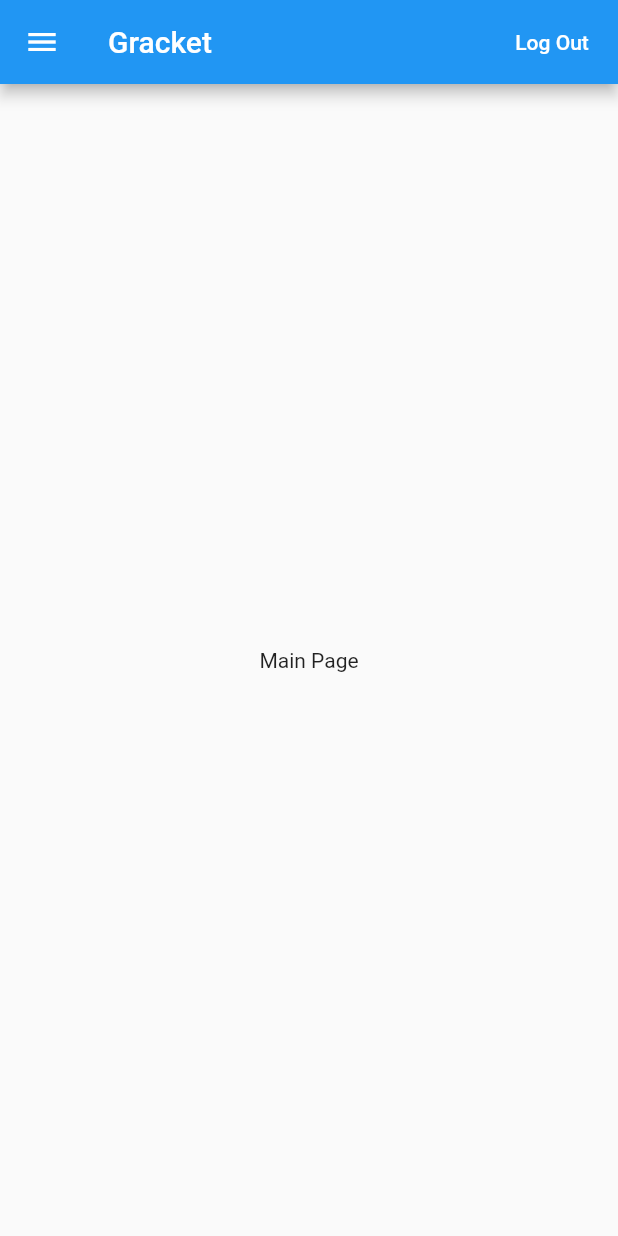
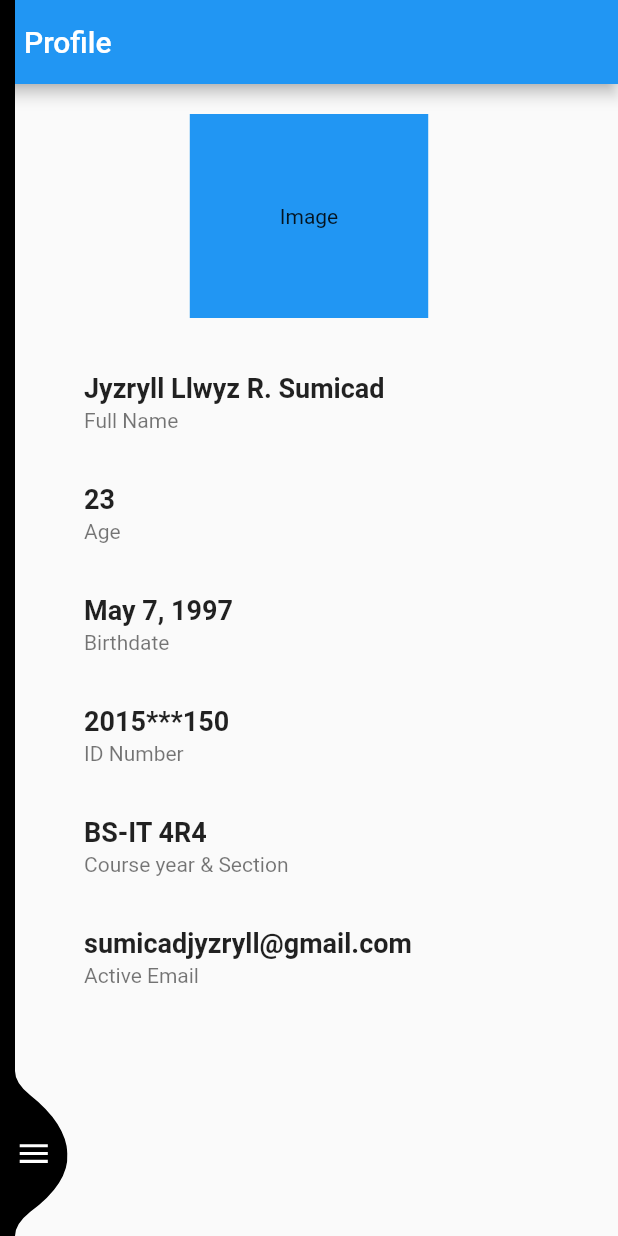
Before and after one commit to 2014102689/protoGracket, a Flutter app: the HomePage screen opened directly, on a phone screen of 412 x 824 dp. Run offline on Flutter 3.47's test engine with Material 2 defaults, Android fonts, the phone set to English and light mode, and no system bars; our stand-ins replace bloc, flutter_bloc, rxdart, shared_preferences; accounts and stored records are empty.

Commit message:
Added the design from Jyzryll

```diff
--- /dev/null
+++ b/lib/widgets/bloc.navigation_bloc/navigation_bloc.dart
@@ -0,0 +1,37 @@
+import 'package:bloc/bloc.dart';
+import '../pages/grades.dart';
+import '../pages/examschedule.dart';
+import '../pages/myprofile.dart';
+import '../pages/aboutgracket.dart';
+
+enum NavigationEvents {
+    MyGradesClickedEvent,
+    ExamScheduleClickedEvent,
+    MyProfileClickedEvent,
+    AboutgracketClickedEvent,
+}
+
+abstract class NavigationStates {}
+
+class NavigationBloc extends Bloc<NavigationEvents, NavigationStates>{
+    @override
+    NavigationStates get initialState => MyProfile();
+
+    @override
+    Stream<NavigationStates> mapEventToState(NavigationEvents event) async* {
+        switch (event) {
+            case NavigationEvents.MyGradesClickedEvent:
+                yield MyGrades();
+                break;
+            case NavigationEvents.ExamScheduleClickedEvent:
+                yield ExamSched();
+                break;
+            case NavigationEvents.MyProfileClickedEvent:
+                yield MyProfile();
+                break;
+            case NavigationEvents.AboutgracketClickedEvent:
+                yield Aboutgracket();
+                break;
+        }
+    }
+}
--- a/lib/widgets/home.dart
+++ b/lib/widgets/home.dart
@@ -1,6 +1,9 @@
 import 'package:flutter/material.dart';
 import 'package:protoGracket/widgets/login.dart';
 import 'package:shared_preferences/shared_preferences.dart';
+import 'package:flutter_bloc/flutter_bloc.dart';
+import 'bloc.navigation_bloc/navigation_bloc.dart';
+import 'sidebar/sidebar.dart';
 
 class HomePage extends StatefulWidget {
   @override
@@ -28,24 +31,19 @@ class _HomePageState extends State<HomePage> {
   @override
   Widget build(BuildContext context) {
     return Scaffold(
-      appBar: AppBar(
-        title: Text("Gracket", style: TextStyle(color: Colors.white)),
-        actions: <Widget>[
-          FlatButton(
-            onPressed: () {
-              sharedPreferences.clear();
-              sharedPreferences.commit();
-              Navigator.of(context).pushAndRemoveUntil(
-                  MaterialPageRoute(
-                      builder: (BuildContext context) => LoginPage()),
-                  (Route<dynamic> route) => false);
-            },
-            child: Text("Log Out", style: TextStyle(color: Colors.white)),
-          ),
-        ],
+      body: BlocProvider<NavigationBloc>(
+        create: (context) => NavigationBloc(),
+        child: Stack(
+          children: <Widget>[
+            BlocBuilder<NavigationBloc, NavigationStates>(
+              builder: (context, navigationState) {
+                return navigationState as Widget;
+              },
+            ),
+            SideBar(),
+          ],
+        ),
       ),
-      body: Center(child: Text("Main Page")),
-      drawer: Drawer(),
     );
   }
 }
--- a/lib/widgets/login.dart
+++ b/lib/widgets/login.dart
@@ -50,7 +50,8 @@ class _LoginPageState extends State<LoginPage> {
         setState(() {
           _isLoading = false;
         });
-        sharedPreferences.setString("token", jsonResponse.toString());
+        sharedPreferences.setString("token", jsonResponse['access_token']);
+
         Navigator.of(context).pushAndRemoveUntil(
             MaterialPageRoute(builder: (BuildContext context) => HomePage()),
             (Route<dynamic> route) => false);
--- /dev/null
+++ b/lib/widgets/pages/myprofile.dart
@@ -0,0 +1,158 @@
+import 'package:flutter/material.dart';
+import '../bloc.navigation_bloc/navigation_bloc.dart';
+
+class MyProfile extends StatelessWidget with NavigationStates {
+  @override
+  Widget build(BuildContext context) {
+    return Scaffold(
+      appBar: AppBar(
+        title: Text('Profile'),
+      ), //AppBar
+      body: SingleChildScrollView(
+        child: Column(
+          children: [
+            Column(children: [
+              Container(
+                  child: Text('Image'),
+                  decoration: BoxDecoration(
+                    shape: BoxShape.rectangle,
+                    color: Colors.blue,
+                  ),
+                  padding: EdgeInsets.all(60.0),
+                  margin: EdgeInsets.fromLTRB(10, 20, 10, 20)),
+
+              /*Container(
+
+                                                child: Text('Jyzryll Llwyz R. Sumicad',
+                                                    style: TextStyle(
+                                                        fontSize: 16.0,
+                                                        fontWeight: FontWeight.bold,
+                                                        ),
+
+                                                    ),
+                                                    decoration: BoxDecoration(
+                                                        borderRadius: BorderRadius.circular(6.0),
+                                                        shape: BoxShape.rectangle,
+                                                        color: Colors.green,
+                                                    ),
+                                                    padding: EdgeInsets.all(5.0),
+                                                    margin: EdgeInsets.fromLTRB(5, 5, 5, 5) ), */
+
+              Container(
+                margin: EdgeInsets.fromLTRB(40, 1, 5, 1),
+                child: ListTile(
+                  //leading: FlutterLogo(size: 56.0),
+                  title: Text(
+                    'Jyzryll Llwyz R. Sumicad',
+                    style: const TextStyle(
+                      fontWeight: FontWeight.bold,
+                      fontSize: 18,
+                    ),
+                  ),
+                  subtitle: Text('Full Name'),
+                  //trailing: Icon(Icons.more_vert),
+                ),
+              ), //Container
+              Container(
+                margin: EdgeInsets.fromLTRB(40, 1, 5, 1),
+                child: ListTile(
+                  //leading: FlutterLogo(size: 56.0),
+                  title: Text(
+                    '23',
+                    style: const TextStyle(
+                      fontWeight: FontWeight.bold,
+                      fontSize: 18,
+                    ),
+                  ),
+                  subtitle: Text('Age'),
+                  //trailing: Icon(Icons.more_vert),
+                ),
+              ), //Container
+              Container(
+                margin: EdgeInsets.fromLTRB(40, 1, 5, 1),
+                child: ListTile(
+                  //leading: FlutterLogo(size: 56.0),
+                  title: Text(
+                    'May 7, 1997',
+                    style: const TextStyle(
+                      fontWeight: FontWeight.bold,
+                      fontSize: 18,
+                    ),
+                  ),
+                  subtitle: Text('Birthdate'),
+                  //trailing: Icon(Icons.more_vert),
+                ),
+              ), //Container
+              Container(
+                margin: EdgeInsets.fromLTRB(40, 1, 5, 1),
+                child: ListTile(
+                  //leading: FlutterLogo(size: 56.0),
+                  title: Text(
+                    '2015***150',
+                    style: const TextStyle(
+                      fontWeight: FontWeight.bold,
+                      fontSize: 18,
+                    ),
+                  ),
+                  subtitle: Text('ID Number'),
+                  //trailing: Icon(Icons.more_vert),
+                ),
+              ), //Container
+              Container(
+                margin: EdgeInsets.fromLTRB(40, 1, 5, 1),
+                child: ListTile(
+                  //leading: FlutterLogo(size: 56.0),
+                  title: Text(
+                    'BS-IT 4R4',
+                    style: const TextStyle(
+                      fontWeight: FontWeight.bold,
+                      fontSize: 18,
+                    ),
+                  ),
+                  subtitle: Text('Course year & Section'),
+                  //trailing: Icon(Icons.more_vert),
+                ),
+              ), //Container
+              Container(
+                margin: EdgeInsets.fromLTRB(40, 1, 5, 1),
+                child: ListTile(
+                  //leading: FlutterLogo(size: 56.0),
+                  title: Text(
+                    'sumicadjyzryll@gmail.com',
+                    style: const TextStyle(
+                      fontWeight: FontWeight.bold,
+                      fontSize: 18,
+                    ),
+                  ),
+                  subtitle: Text('Active Email'),
+                  //trailing: Icon(Icons.more_vert),
+                ),
+              ), //Container
+            ]), //Column
+
+            /* Container(
+                        height: 50,
+                    decoration: BoxDecoration(
+                    color: Colors.red,
+
+                ),//BoxDecoration
+                child: Text('Test'),
+                ),//Container
+                Container(
+                    decoration: BoxDecoration(
+                    color: Colors.green,
+                ),//BoxDecoration
+                child: Text('Testing'),
+                ),
+                Container(
+                    decoration: BoxDecoration(
+                    color: Colors.blue,
+                ),//BoxDecoration
+                child: Text('Testingi'),
+            ),*/
+          ], //Children
+        ),
+      ),
+    ); //Column & Scaffold
+  }
+}
--- /dev/null
+++ b/lib/widgets/sidebar/sidebar.dart
@@ -0,0 +1,234 @@
+import 'dart:async';
+import 'package:flutter_bloc/flutter_bloc.dart';
+import 'package:flutter/material.dart';
+import 'package:rxdart/rxdart.dart';
+import '../bloc.navigation_bloc/navigation_bloc.dart';
+import '../sidebar/menu_item.dart';
+import 'package:protoGracket/widgets/login.dart';
+import 'package:shared_preferences/shared_preferences.dart';
+
+class SideBar extends StatefulWidget {
+  @override
+  _SideBarState createState() => _SideBarState();
+}
+
+class _SideBarState extends State<SideBar>
+    with SingleTickerProviderStateMixin<SideBar> {
+  AnimationController _animationController;
+  StreamController<bool> isSidebarOpenedStreamController;
+  Stream<bool> isSidebarOpenedStream;
+  StreamSink<bool> isSidebarOpenedSink;
+  SharedPreferences sharedPreferences;
+
+  final _animationDuration = const Duration(milliseconds: 500);
+
+  @override
+  void initState() {
+    super.initState();
+    _animationController =
+        AnimationController(vsync: this, duration: _animationDuration);
+    isSidebarOpenedStreamController = PublishSubject<bool>();
+    isSidebarOpenedStream = isSidebarOpenedStreamController.stream;
+    isSidebarOpenedSink = isSidebarOpenedStreamController.sink;
+    checkLoginStatus();
+  }
+
+  @override
+  void dispose() {
+    _animationController.dispose();
+    isSidebarOpenedStreamController.close();
+    isSidebarOpenedSink.close();
+    super.dispose();
+  }
+
+  checkLoginStatus() async {
+    sharedPreferences = await SharedPreferences.getInstance();
+    if (sharedPreferences.getString("token") == null) {
+      Navigator.of(context).pushAndRemoveUntil(
+          MaterialPageRoute(builder: (BuildContext context) => LoginPage()),
+          (Route<dynamic> route) => false);
+    }
+  }
+
+  void onIconPressed() {
+    final animationStatus = _animationController.status;
+    final isAnimationCompleted = animationStatus == AnimationStatus.completed;
+
+    if (isAnimationCompleted) {
+      isSidebarOpenedSink.add(false);
+      _animationController.reverse();
+    } else {
+      isSidebarOpenedSink.add(true);
+      _animationController.forward();
+    }
+  }
+
+  @override
+  Widget build(BuildContext context) {
+    final screenWidth = MediaQuery.of(context).size.width;
+
+    return StreamBuilder<bool>(
+        initialData: false,
+        stream: isSidebarOpenedStream,
+        builder: (context, isSidebarOpenedAsync) {
+          return AnimatedPositioned(
+            duration: _animationDuration,
+            top: 0,
+            bottom: 0,
+            left: isSidebarOpenedAsync.data ? 0 : -screenWidth,
+            right: isSidebarOpenedAsync.data ? 0 : screenWidth - 45,
+            child: Row(
+              children: <Widget>[
+                Expanded(
+                  child: Container(
+                    padding: EdgeInsets.symmetric(horizontal: 20),
+                    color: Colors.black,
+                    child: Column(
+                      children: <Widget>[
+                        SizedBox(
+                          height: 100,
+                        ),
+                        ListTile(
+                          title: Text(
+                            "Jyzryll",
+                            style: TextStyle(
+                                color: Colors.white,
+                                fontSize: 25,
+                                fontWeight: FontWeight.w800),
+                          ),
+                          subtitle: Text(
+                            "sumicadjyzryll@gmail.com",
+                            style: TextStyle(
+                              color: Colors.white,
+                              fontSize: 15,
+                            ),
+                          ),
+                          leading: CircleAvatar(
+                            child: Icon(
+                              Icons.perm_identity,
+                              color: Colors.white,
+                            ),
+                            radius: 40,
+                          ),
+                        ),
+                        Divider(
+                          height: 16,
+                          thickness: 0.5,
+                          color: Colors.white.withOpacity(0.3),
+                          indent: 32,
+                          endIndent: 32,
+                        ),
+                        MenuItem(
+                          icon: Icons.account_box,
+                          title: "My Profile",
+                          onTap: () {
+                            onIconPressed();
+                            BlocProvider.of<NavigationBloc>(context)
+                                .add(NavigationEvents.MyProfileClickedEvent);
+                          },
+                        ),
+                        MenuItem(
+                          icon: Icons.grade,
+                          title: "My Grades",
+                          onTap: () {
+                            onIconPressed();
+                            BlocProvider.of<NavigationBloc>(context)
+                                .add(NavigationEvents.MyGradesClickedEvent);
+                          },
+                        ),
+                        MenuItem(
+                          icon: Icons.date_range,
+                          title: "Exam Schedule",
+                          onTap: () {
+                            onIconPressed();
+                            BlocProvider.of<NavigationBloc>(context)
+                                .add(NavigationEvents.ExamScheduleClickedEvent);
+                          },
+                        ),
+                        Divider(
+                          height: 16,
+                          thickness: 0.5,
+                          color: Colors.white.withOpacity(0.3),
+                          indent: 32,
+                          endIndent: 32,
+                        ),
+                        MenuItem(
+                          icon: Icons.perm_identity,
+                          title: "About Gracket",
+                          onTap: () {
+                            onIconPressed();
+                            BlocProvider.of<NavigationBloc>(context)
+                                .add(NavigationEvents.AboutgracketClickedEvent);
+                          },
+                        ),
+                        MenuItem(
+                          icon: Icons.exit_to_app,
+                          title: "Logout",
+                          onTap: () {
+                            sharedPreferences.clear();
+                            sharedPreferences.commit();
+                            Navigator.of(context).pushAndRemoveUntil(
+                                MaterialPageRoute(
+                                    builder: (BuildContext context) =>
+                                        LoginPage()),
+                                (Route<dynamic> route) => false);
+                          },
+                        ),
+                      ],
+                    ),
+                  ),
+                ),
+                Align(
+                  alignment: Alignment(0, 1),
+                  child: GestureDetector(
+                    onTap: () {
+                      onIconPressed();
+                    },
+                    child: ClipPath(
+                      clipper: CustomMenuClipper(),
+                      child: Container(
+                        width: 35,
+                        height: 110,
+                        color: Colors.black,
+                        alignment: Alignment.centerLeft,
+                        child: AnimatedIcon(
+                          progress: _animationController.view,
+                          icon: AnimatedIcons.menu_close,
+                          color: Colors.white,
+                          size: 25,
+                        ),
+                      ),
+                    ),
+                  ),
+                ),
+              ],
+            ),
+          );
+        });
+  }
+}
+
+class CustomMenuClipper extends CustomClipper<Path> {
+  @override
+  Path getClip(Size size) {
+    Paint paint = Paint();
+    paint.color = Colors.white;
+
+    final width = size.width;
+    final height = size.height;
+
+    Path path = Path();
+    path.moveTo(0, 0);
+    path.quadraticBezierTo(0, 8, 10, 16);
+    path.quadraticBezierTo(width - 1, height / 2 - 20, width, height / 2);
+    path.quadraticBezierTo(width + 1, height / 2 + 20, 10, height - 16);
+    path.quadraticBezierTo(0, height - 8, 0, height);
+    path.close();
+    return path;
+  }
+
+  @override
+  bool shouldReclip(CustomClipper<Path> oldClipper) {
+    return true;
+  }
+}
--- a/pubspec.yaml
+++ b/pubspec.yaml
@@ -29,6 +29,7 @@ dependencies:
   # The following adds the Cupertino Icons font to your application.
   # Use with the CupertinoIcons class for iOS style icons.
   cupertino_icons: ^0.1.3
+  flutter_bloc: ^2.1.1
 
 dev_dependencies:
   flutter_test:
```
Also changed, not shown: lib/widgets/pages/aboutgracket.dart (added, +30 -0 lines), lib/widgets/pages/examschedule.dart (added, +47 -0 lines), lib/widgets/pages/grades.dart (added, +59 -0 lines), lib/widgets/sidebar/menu_item.dart (added, +37 -0 lines), pubspec.lock.
